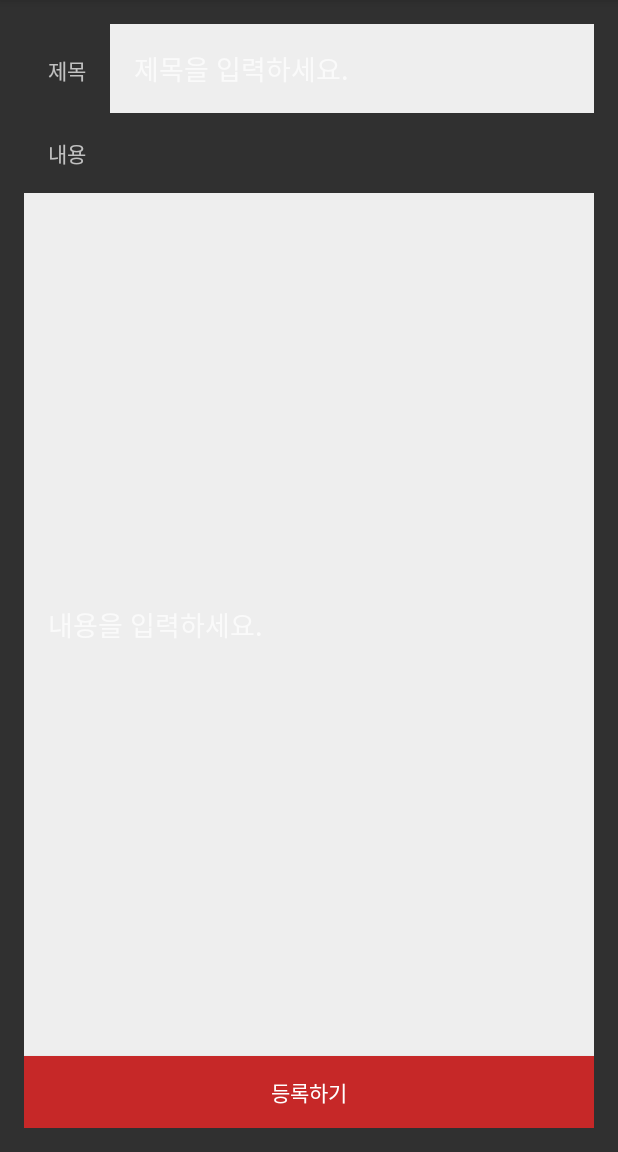
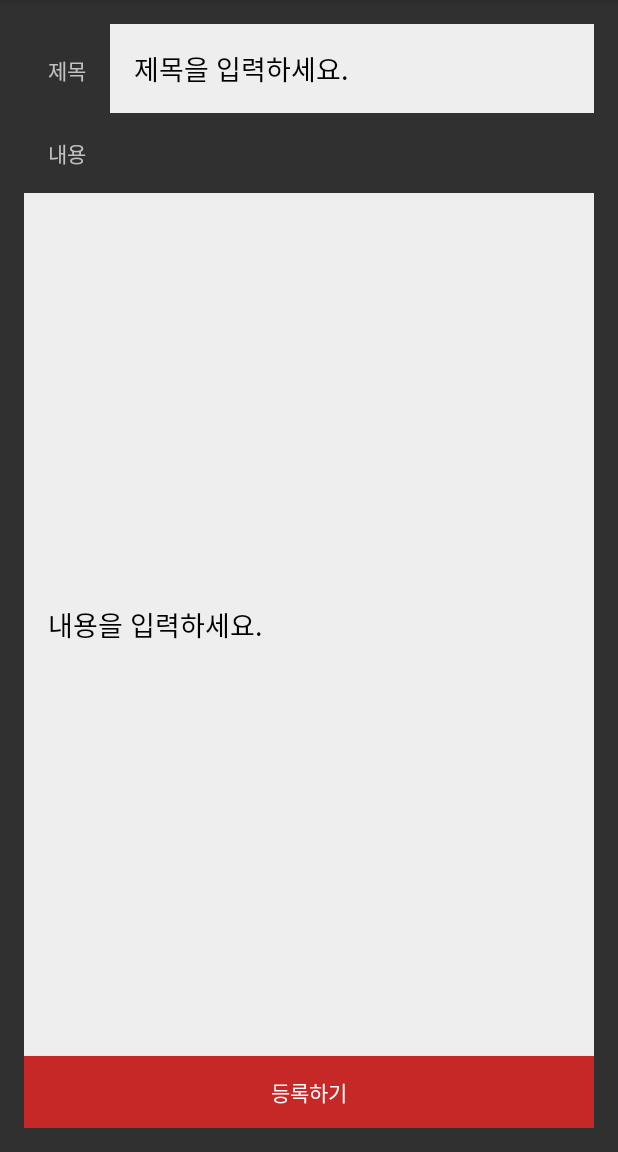
Before and after one commit to SemiC0DER/subway, an Android app built with Jetpack Compose: the ListActivity screen opened directly, with no data from a screen before it, after a tap on "새 글 작성하기", on a phone screen of 412 x 824 dp, the part 84-1236 px from its top. Run offline under Robolectric (Android 15) with nearby library versions, the phone set to English and light mode, and no system bars; our stand-ins replace Firebase (no records; nobody signed in at launch, a user with empty details on screens opened directly).

Commit message:
게시글 리스트, 게시글 작성 완료(ㅈ버그 수정)

```diff
--- a/app/src/main/java/com/example/whatsub/ListActivity.java
+++ b/app/src/main/java/com/example/whatsub/ListActivity.java
@@ -4,8 +4,6 @@ import androidx.annotation.NonNull;
 import androidx.appcompat.app.AppCompatActivity;
 
 import android.content.Intent;
-import android.net.Uri;
-import android.os.AsyncTask;
 import android.os.Bundle;
 import android.util.Log;
 import android.view.View;
@@ -21,20 +19,7 @@ import com.google.firebase.database.DatabaseReference;
 import com.google.firebase.database.FirebaseDatabase;
 import com.google.firebase.database.ValueEventListener;
 
-import org.json.JSONArray;
-import org.json.JSONException;
-import org.json.JSONObject;
-
-import java.io.BufferedReader;
-import java.io.BufferedWriter;
-import java.io.InputStreamReader;
-import java.io.OutputStream;
-import java.io.OutputStreamWriter;
-import java.net.HttpURLConnection;
-import java.net.URL;
 import java.util.ArrayList;
-
-import javax.net.ssl.HttpsURLConnection;
 
 public class ListActivity extends AppCompatActivity {
 
@@ -52,6 +37,8 @@ public class ListActivity extends AppCompatActivity {
     // 클릭했을 때 어떤 게시물을 클릭했는지 게시물 번호를 담기 위한 배열
     ArrayList<String> seqList = new ArrayList<>();
 
+    ArrayAdapter<String> arrayAdapter;
+
     @Override
     protected void onCreate(Bundle savedInstanceState) {
         super.onCreate(savedInstanceState);
@@ -63,20 +50,18 @@ public class ListActivity extends AppCompatActivity {
         // 컴포넌트 초기화
         listView = findViewById(R.id.listView);
 
-// listView 를 클릭했을 때 이벤트 추가
+        // ListView 클릭 이벤트 처리
         listView.setOnItemClickListener(new AdapterView.OnItemClickListener() {
             @Override
             public void onItemClick(AdapterView<?> adapterView, View view, int i, long l) {
-
                 // 어떤 값을 선택했는지 토스트를 뿌려줌
-                Toast.makeText(ListActivity.this, adapterView.getItemAtPosition(i)+ " 클릭", Toast.LENGTH_SHORT).show();
+                Toast.makeText(ListActivity.this, adapterView.getItemAtPosition(i) + " 클릭", Toast.LENGTH_SHORT).show();
 
                 // 게시물의 번호와 userid를 가지고 DetailActivity 로 이동
                 Intent intent = new Intent(ListActivity.this, DetailActivity.class);
                 intent.putExtra("board_seq", seqList.get(i));
                 intent.putExtra("userid", userid);
                 startActivity(intent);
-
             }
         });
 
@@ -87,33 +72,27 @@ public class ListActivity extends AppCompatActivity {
         reg_button.setOnClickListener(new View.OnClickListener() {
             @Override
             public void onClick(View view) {
-
                 // userid 를 가지고 RegisterActivity 로 이동
                 Intent intent = new Intent(ListActivity.this, RegisterActivity.class);
                 intent.putExtra("userid", userid);
                 startActivity(intent);
             }
         });
+
+        // 어댑터 초기화
+        arrayAdapter = new ArrayAdapter<>(this, android.R.layout.simple_list_item_1, titleList);
+        listView.setAdapter(arrayAdapter);
     }
 
-
-    // onResume() 은 해당 액티비티가 화면에 나타날 때 호출됨
     @Override
     protected void onResume() {
         super.onResume();
         // 해당 액티비티가 활성화 될 때, 게시물 리스트를 불러오는 함수를 호출
-        GetBoard getBoard = new GetBoard();
-        getBoard.execute();
+        getBoardData();
     }
 
-
-    // 게시물 리스트를 읽어오는 함수
-    // GetBoard AsyncTask 클래스 수정
-    class GetBoard extends AsyncTask<Void, Void, Void> {
-
-        @Override
-        protected Void doInBackground(Void... voids) {
-            // Firebase 초기화
+    // Firebase에서 게시물 리스트 가져오기
+    private void getBoardData() {
         FirebaseDatabase database = FirebaseDatabase.getInstance();
         DatabaseReference boardRef = database.getReference("boards");
 
@@ -127,30 +106,22 @@ public class ListActivity extends AppCompatActivity {
                     String title = snapshot.child("title").getValue(String.class);
                     String seq = snapshot.child("seq").getValue(String.class);
 
-                        // 가져온 데이터를 리스트에 추가
+                    if (title != null) {
                         titleList.add(title);
-                        seqList.add(seq);
+                        seqList.add(seq != null ? seq : ""); // Ensure seq is not null before adding
+                    }
                 }
 
-                    // UI 업데이트 - 어댑터 및 리스트뷰
-                    ArrayAdapter<String> arrayAdapter = new ArrayAdapter<>(ListActivity.this, android.R.layout.simple_list_item_1, titleList);
-                    listView.setAdapter(arrayAdapter);
+
+                // 데이터가 변경되었음을 어댑터에 알림
                 arrayAdapter.notifyDataSetChanged();
             }
 
             @Override
             public void onCancelled(@NonNull DatabaseError databaseError) {
                 // 필요 시 오류 처리
+                Log.e(TAG, "Firebase 데이터베이스 오류: " + databaseError.getMessage());
             }
         });
-            return null;
-        }
-
-        @Override
-        protected void onPostExecute(Void aVoid) {
-            super.onPostExecute(aVoid);
-            // onPostExecute에서 다른 UI 업데이트 작업을 진행할 수도 있음
     }
 }
-
-}
--- a/app/src/main/res/layout/activity_register.xml
+++ b/app/src/main/res/layout/activity_register.xml
@@ -24,6 +24,8 @@
             android:layout_height="wrap_content"
             android:layout_weight="1"
             android:hint="제목을 입력하세요."
+            android:textColor="#000000"
+            android:textColorHint="#000000"
             />
     </LinearLayout>
 
@@ -41,6 +43,8 @@
         android:layout_weight="1"
         android:background="#eeeeee"
         android:hint="내용을 입력하세요."
+        android:textColor="#000000"
+        android:textColorHint="#000000"
         />
 
     <Button
```
Lines whose indentation alone changed are shown as unchanged.
